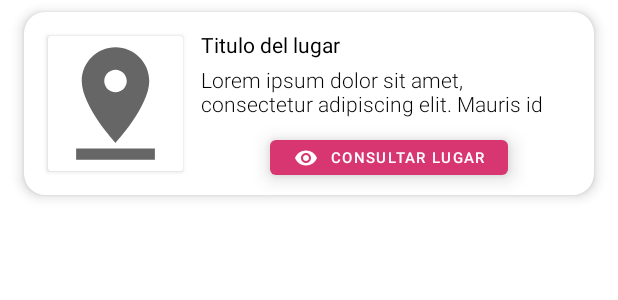
After one commit to A01706648/TC2007B_Security, an Android app: the layout recycler_view_az_results.xml on its own in the app's theme, with its tools: preview values and no code run, on a phone screen of 412 x 824 dp. The commit adds this screen. Shown: the top 300 px of the screen. Run offline under Robolectric (Android 15) with nearby library versions, the phone set to English and light mode, and no system bars.

Commit message:
az terminado

```diff
--- a/app/src/main/java/com/itesm/esenciapatrimonio/ui/DonateFragment.kt
+++ b/app/src/main/java/com/itesm/esenciapatrimonio/ui/DonateFragment.kt
@@ -6,12 +6,7 @@ import android.os.Bundle
 import android.view.LayoutInflater
 import android.view.View
 import android.view.ViewGroup
-import android.widget.TextView
 import androidx.fragment.app.Fragment
-import com.itesm.esenciapatrimonio.R
-import com.itesm.esenciapatrimonio.SRestoreSite
-import com.itesm.esenciapatrimonio.TransactionData
-import com.itesm.esenciapatrimonio.databinding.FragmentAzResultsBinding
 import com.itesm.esenciapatrimonio.databinding.FragmentDonacionBinding
 
 class DonateFragment: Fragment() {
--- /dev/null
+++ b/app/src/main/res/drawable/ic_baseline_pin_drop_24.xml
@@ -0,0 +1,10 @@
+<vector xmlns:android="http://schemas.android.com/apk/res/android"
+    android:width="24dp"
+    android:height="24dp"
+    android:viewportWidth="24"
+    android:viewportHeight="24"
+    android:tint="?attr/colorControlNormal">
+  <path
+      android:fillColor="@android:color/white"
+      android:pathData="M18,8c0,-3.31 -2.69,-6 -6,-6S6,4.69 6,8c0,4.5 6,11 6,11s6,-6.5 6,-11zM10,8c0,-1.1 0.9,-2 2,-2s2,0.9 2,2 -0.89,2 -2,2c-1.1,0 -2,-0.9 -2,-2zM5,20v2h14v-2L5,20z"/>
+</vector>
--- a/app/src/main/res/layout/app_bar_main.xml
+++ b/app/src/main/res/layout/app_bar_main.xml
@@ -28,11 +28,11 @@
 
     <fragment
         android:id="@+id/nav_host_fragment_content_main"
+        android:name="androidx.navigation.fragment.NavHostFragment"
         android:layout_width="match_parent"
         android:layout_height="match_parent"
         android:layout_below="@+id/appBarLayout"
         app:defaultNavHost="true"
-        android:name="androidx.navigation.fragment.NavHostFragment"
-        app:navGraph="@navigation/mobile_navigation"/>
+        app:navGraph="@navigation/mobile_navigation" />
 
 </RelativeLayout>
--- /dev/null
+++ b/app/src/main/res/layout/recycler_view_az_results.xml
@@ -0,0 +1,92 @@
+<?xml version="1.0" encoding="utf-8"?>
+<!-- Carta para info del resultado -->
+<androidx.cardview.widget.CardView
+    xmlns:android="http://schemas.android.com/apk/res/android"
+    xmlns:app="http://schemas.android.com/apk/res-auto"
+    xmlns:tools="http://schemas.android.com/tools"
+    android:id="@+id/editTextTextPassword2"
+    android:layout_width="match_parent"
+    android:layout_height="wrap_content"
+    android:layout_marginStart="16dp"
+    android:layout_marginTop="8dp"
+    android:layout_marginEnd="16dp"
+    android:layout_marginBottom="16dp"
+    app:cardCornerRadius="14dp"
+    app:cardElevation="5dp"
+    app:layout_constraintBottom_toBottomOf="parent"
+    app:layout_constraintEnd_toEndOf="parent"
+    app:layout_constraintHorizontal_bias="0.5"
+    app:layout_constraintStart_toStartOf="parent"
+    app:layout_constraintTop_toBottomOf="@+id/descripcion2">
+
+    <!-- Layout para acomodar los datos -->
+    <androidx.constraintlayout.widget.ConstraintLayout
+        android:layout_width="match_parent"
+        android:layout_height="match_parent">
+
+        <androidx.cardview.widget.CardView
+            android:id="@+id/imageView"
+            android:layout_width="wrap_content"
+            android:layout_height="wrap_content"
+            android:layout_margin="16dp"
+            app:layout_constraintBottom_toBottomOf="parent"
+            app:layout_constraintStart_toStartOf="parent"
+            app:layout_constraintTop_toTopOf="parent">
+
+            <ImageView
+                android:id="@+id/icon_az"
+                android:layout_width="90dp"
+                android:layout_height="90dp"
+                android:scaleType="centerCrop"
+                app:srcCompat="@drawable/ic_baseline_pin_drop_24"
+                tools:ignore="ContentDescription"
+                tools:srcCompat="@tools:sample/backgrounds/scenic" />
+
+        </androidx.cardview.widget.CardView>
+
+        <TextView
+            android:id="@+id/tituloLugar"
+            android:layout_width="wrap_content"
+            android:layout_height="wrap_content"
+            android:layout_marginStart="12dp"
+            android:layout_marginTop="12dp"
+            android:fontFamily="sans-serif"
+            android:textColor="#000000"
+            app:layout_constraintStart_toEndOf="@+id/imageView"
+            app:layout_constraintTop_toTopOf="parent"
+            tools:text="Titulo del lugar" />
+
+        <TextView
+            android:id="@+id/descripcionLugar"
+            android:layout_width="0dp"
+            android:layout_height="36dp"
+            android:layout_marginStart="12dp"
+            android:layout_marginTop="4dp"
+            android:layout_marginEnd="16dp"
+            android:fontFamily="sans-serif-light"
+            android:textColor="#000000"
+            app:layout_constraintEnd_toEndOf="parent"
+            app:layout_constraintStart_toEndOf="@+id/imageView"
+            app:layout_constraintTop_toBottomOf="@+id/tituloLugar"
+            tools:text="Lorem ipsum dolor sit amet, consectetur adipiscing elit. Mauris id efficitur mi. Curabitur viverra purus id erat molestie mollis." />
+
+        <Button
+            android:id="@+id/button_consult"
+            android:layout_width="wrap_content"
+            android:layout_height="35dp"
+            android:layout_marginTop="8dp"
+            android:drawableLeft="@drawable/ic_baseline_visibility_24"
+            android:elevation="4dp"
+            android:stateListAnimator="@null"
+            android:text="Consultar lugar"
+            android:textSize="10sp"
+            android:translationZ="4dp"
+            app:cornerRadius="4dp"
+            app:layout_constraintEnd_toEndOf="parent"
+            app:layout_constraintStart_toEndOf="@+id/imageView"
+            app:layout_constraintTop_toBottomOf="@+id/descripcionLugar"
+            tools:ignore="HardcodedText,SmallSp,TouchTargetSizeCheck" />
+
+    </androidx.constraintlayout.widget.ConstraintLayout>
+
+</androidx.cardview.widget.CardView>
```
Also changed, not shown: app/src/main/java/com/itesm/esenciapatrimonio/AZResultAdapter.kt (added, +52 -0 lines), app/src/main/java/com/itesm/esenciapatrimonio/TransactionData.kt (deleted, +0 -7 lines), app/src/main/java/com/itesm/esenciapatrimonio/transactions/GoToRestoredSite.kt (added, +24 -0 lines), app/src/main/java/com/itesm/esenciapatrimonio/transactions/TransactionData.kt (added, +9 -0 lines), app/src/main/java/com/itesm/esenciapatrimonio/ui/AZResultsFragment.kt (+23 -15 lines), app/src/main/java/com/itesm/esenciapatrimonio/ui/MapFragment.kt (+5 -23 lines), app/src/main/res/layout/fragment_az_results.xml (+20 -104 lines).
